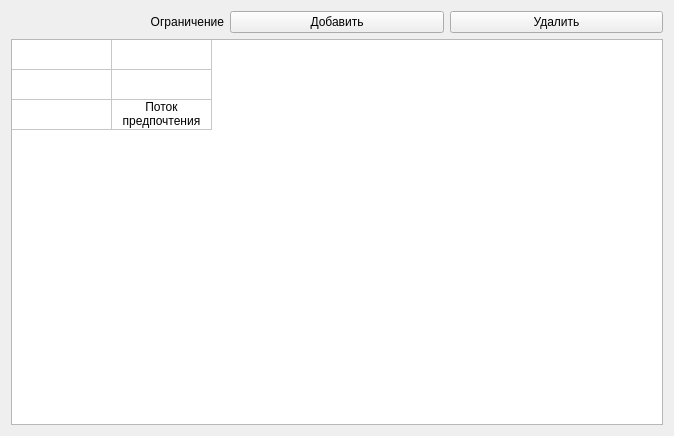
The window that prometheev.ui (marl0vv/PROMETHEEMethodsApp) describes before a commit, drawn with Qt 5.
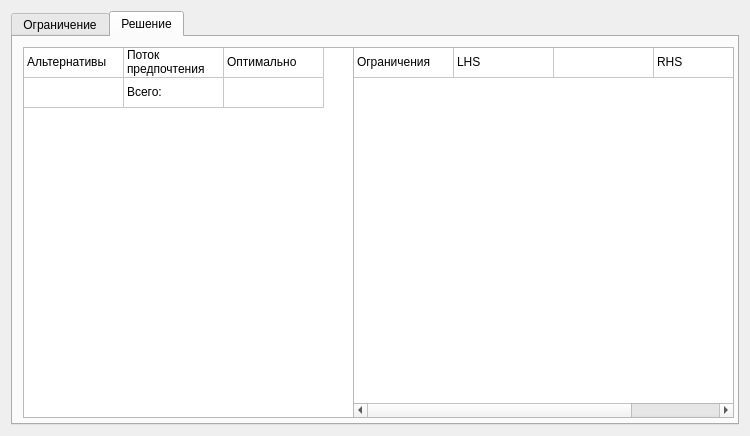
The same window after the commit. The open tabs and pages were chosen to show the change.

What changed in the file:
```diff
--- a/prometheev.ui
+++ b/prometheev.ui
@@ -6,7 +6,7 @@
    <rect>
     <x>0</x>
     <y>0</y>
-    <width>674</width>
+    <width>750</width>
     <height>436</height>
    </rect>
   </property>
@@ -15,6 +15,23 @@
   </property>
   <layout class="QGridLayout" name="gridLayout">
    <item row="0" column="0">
+    <widget class="QTabWidget" name="tabWidget">
+     <property name="currentIndex">
+      <number>0</number>
+     </property>
+     <widget class="QWidget" name="tab">
+      <attribute name="title">
+       <string>Ограничение</string>
+      </attribute>
+      <layout class="QGridLayout" name="gridLayout_2">
+       <item row="1" column="1">
+        <widget class="QPushButton" name="pushButtonAddConstraint">
+         <property name="text">
+          <string>Добавить</string>
+         </property>
+        </widget>
+       </item>
+       <item row="1" column="0">
     <widget class="QLabel" name="label">
      <property name="text">
       <string>Ограничение</string>
@@ -24,21 +41,14 @@
      </property>
     </widget>
    </item>
-   <item row="0" column="1">
-    <widget class="QPushButton" name="pushButtonAddConstraint">
-     <property name="text">
-      <string>Добавить</string>
-     </property>
-    </widget>
-   </item>
-   <item row="0" column="2">
+       <item row="1" column="2">
     <widget class="QPushButton" name="pushButtonDeleteConstraint">
      <property name="text">
       <string>Удалить</string>
      </property>
     </widget>
    </item>
-   <item row="1" column="0" colspan="3">
+       <item row="2" column="0" rowspan="2" colspan="3">
     <widget class="QTableWidget" name="tableWidget">
      <property name="showGrid">
       <bool>true</bool>
@@ -98,6 +108,132 @@
        <set>AlignCenter</set>
       </property>
      </item>
+        </widget>
+       </item>
+      </layout>
+     </widget>
+     <widget class="QWidget" name="tab_2">
+      <attribute name="title">
+       <string>Решение</string>
+      </attribute>
+      <widget class="QTableWidget" name="tableWidget_2">
+       <property name="geometry">
+        <rect>
+         <x>10</x>
+         <y>10</y>
+         <width>331</width>
+         <height>371</height>
+        </rect>
+       </property>
+       <attribute name="horizontalHeaderVisible">
+        <bool>false</bool>
+       </attribute>
+       <attribute name="verticalHeaderVisible">
+        <bool>false</bool>
+       </attribute>
+       <row>
+        <property name="text">
+         <string>New Row</string>
+        </property>
+       </row>
+       <row>
+        <property name="text">
+         <string>New Row</string>
+        </property>
+       </row>
+       <column>
+        <property name="text">
+         <string>New Column</string>
+        </property>
+       </column>
+       <column>
+        <property name="text">
+         <string>New Column</string>
+        </property>
+       </column>
+       <column>
+        <property name="text">
+         <string>New Column</string>
+        </property>
+       </column>
+       <item row="0" column="0">
+        <property name="text">
+         <string>Альтернативы</string>
+        </property>
+       </item>
+       <item row="0" column="1">
+        <property name="text">
+         <string>Поток предпочтения</string>
+        </property>
+       </item>
+       <item row="0" column="2">
+        <property name="text">
+         <string>Оптимально</string>
+        </property>
+       </item>
+       <item row="1" column="1">
+        <property name="text">
+         <string>Всего:</string>
+        </property>
+       </item>
+      </widget>
+      <widget class="QTableWidget" name="tableWidget_3">
+       <property name="geometry">
+        <rect>
+         <x>340</x>
+         <y>10</y>
+         <width>381</width>
+         <height>371</height>
+        </rect>
+       </property>
+       <attribute name="horizontalHeaderVisible">
+        <bool>false</bool>
+       </attribute>
+       <attribute name="verticalHeaderVisible">
+        <bool>false</bool>
+       </attribute>
+       <row>
+        <property name="text">
+         <string>New Row</string>
+        </property>
+       </row>
+       <column>
+        <property name="text">
+         <string>New Column</string>
+        </property>
+       </column>
+       <column>
+        <property name="text">
+         <string>New Column</string>
+        </property>
+       </column>
+       <column>
+        <property name="text">
+         <string>New Column</string>
+        </property>
+       </column>
+       <column>
+        <property name="text">
+         <string>New Column</string>
+        </property>
+       </column>
+       <item row="0" column="0">
+        <property name="text">
+         <string>Ограничения</string>
+        </property>
+       </item>
+       <item row="0" column="1">
+        <property name="text">
+         <string>LHS</string>
+        </property>
+       </item>
+       <item row="0" column="3">
+        <property name="text">
+         <string>RHS</string>
+        </property>
+       </item>
+      </widget>
+     </widget>
     </widget>
    </item>
   </layout>
```
Lines whose indentation alone changed are shown as unchanged.
